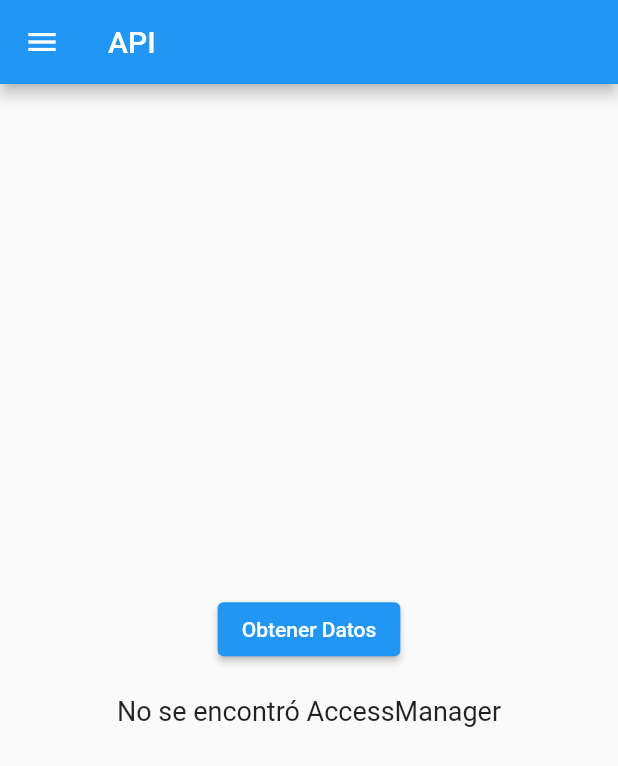
After one commit to speed1test/App_With_Login, a Flutter app: the HelloScreen screen opened by its route, after a tap on "Obtener Datos", on a phone screen of 412 x 824 dp. The commit adds this screen. Shown: the top 766 px of the screen. Run offline on Flutter 3.47's test engine with Material 2 defaults, Android fonts, the phone set to English and light mode, and no system bars; our stand-ins replace connectivity_plus, sqflite; accounts and stored records are empty.

Commit message:
Mejoras importantes

```diff
--- /dev/null
+++ b/lib/activity/hello.dart
@@ -0,0 +1,89 @@
+import 'package:all_in_one/activity/home.dart';
+import 'package:flutter/material.dart';
+import 'package:http/http.dart' as http;
+import 'package:all_in_one/db/task_model.dart';
+import 'package:all_in_one/db/database_helper.dart';
+import 'dart:convert';
+
+class HelloScreen extends StatelessWidget {
+  @override
+  Widget build(BuildContext context) {
+    return Scaffold(
+      appBar: AppBar(title: Text('API')),
+      body: Hello(),
+      drawer: HomeScreen().buildDrawer(context),
+    );
+  }
+}
+
+class Hello extends StatefulWidget {
+  @override
+  _HelloState createState() => _HelloState();
+}
+
+class _HelloState extends State<Hello> {
+  String _responseMessage = '';
+  final DatabaseHelper db = DatabaseHelper.instance;
+
+  Future<void> _fetchData() async {
+    final String apiUrl = 'http://192.168.1.19:8000/auth/hello/';
+
+    final AccessManager? accessManager = await db.getLastAccessManager();
+    if (accessManager != null) {
+      final String token = accessManager.tokenAccess;
+
+      final Map<String, String> data = {
+        'token': token,
+      };
+
+      try {
+        final response = await http.post(
+          Uri.parse(apiUrl),
+          headers: {'Content-Type': 'application/json'},
+          body: jsonEncode(data),
+        );
+
+        if (response.statusCode == 200) {
+          final responseData = json.decode(response.body);
+          setState(() {
+            _responseMessage = responseData['message'];
+          });
+        } else {
+          setState(() {
+            _responseMessage = 'Error: ${response.statusCode}';
+          });
+        }
+      } catch (error) {
+        setState(() {
+          _responseMessage = 'Error de conexión';
+        });
+      }
+    } else {
+      setState(() {
+        _responseMessage = 'No se encontró AccessManager';
+      });
+    }
+  }
+
+  @override
+  Widget build(BuildContext context) {
+    return Scaffold(
+      body: Center(
+        child: Column(
+          mainAxisAlignment: MainAxisAlignment.center,
+          children: [
+            ElevatedButton(
+              onPressed: _fetchData,
+              child: Text('Obtener Datos'),
+            ),
+            SizedBox(height: 20),
+            Text(
+              _responseMessage,
+              style: TextStyle(fontSize: 18),
+            ),
+          ],
+        ),
+      ),
+    );
+  }
+}
--- a/lib/activity/home.dart
+++ b/lib/activity/home.dart
@@ -60,6 +60,12 @@ class HomeScreen extends StatelessWidget {
             title: Text('Mantenimiento'),
             onTap: () {
               Navigator.pushNamed(context, '/fourting');
+            },
+          ),
+          ListTile(
+            title: Text('API'),
+            onTap: () {
+              Navigator.pushNamed(context, '/hello');
             },
           ),
         ],
--- a/lib/db/database_helper.dart
+++ b/lib/db/database_helper.dart
@@ -29,9 +29,17 @@ class DatabaseHelper {
         await db.execute(
           "CREATE TABLE preferencias(id INTEGER PRIMARY KEY AUTOINCREMENT, gusto TEXT)",
         );
+        await db.execute(
+          "CREATE TABLE AccessManager(id INTEGER PRIMARY KEY AUTOINCREMENT, token TEXT)",
+        );
       },
       version: 1,
     );
+  }
+
+  Future<void> insertAccessManager(AccessManager accessManager) async {
+    final db = await database;
+    await db.insert('AccessManager', accessManager.toMap());
   }
 
   Future<void> insertPreferencia(Preferencia preferencia) async {
@@ -54,6 +62,11 @@ class DatabaseHelper {
     await db.delete('preferencias');
   }
 
+  Future<void> deleteAllAccessManager() async {
+    final db = await database;
+    await db.delete('AccessManager');
+  }
+
   Future<List<Greeting>> getGreetings() async {
     final db = await database;
     var greetingsMapList = await db.query('greetings');
@@ -69,4 +82,15 @@ class DatabaseHelper {
       return Preferencia.fromMap(preferenciasMapList[i]);
     });
   }
+
+  Future<AccessManager?> getLastAccessManager() async {
+    final db = await database;
+    var accessmanagerMapList = await db.query('AccessManager');
+    if (accessmanagerMapList.isNotEmpty) {
+      var lastIndex = accessmanagerMapList.length - 1;
+      return AccessManager.fromMap(accessmanagerMapList[lastIndex]);
+    } else {
+      return null;
+    }
+  }
 }
--- a/lib/db/task_model.dart
+++ b/lib/db/task_model.dart
@@ -38,3 +38,24 @@ class Preferencia {
     );
   }
 }
+
+class AccessManager {
+  int? id;
+  String tokenAccess;
+
+  AccessManager({this.id,required this.tokenAccess});
+
+  Map<String, dynamic> toMap() {
+    return {
+      'id' : id,
+      'token' : tokenAccess
+    };
+  }
+
+  factory AccessManager.fromMap(Map<String, dynamic> map) {
+    return AccessManager(
+      id: map['id'],
+      tokenAccess: map['token']
+    );
+  }
+}
--- a/lib/main.dart
+++ b/lib/main.dart
@@ -1,4 +1,3 @@
-
 import 'package:all_in_one/activity/fourting.dart';
 import 'package:all_in_one/activity/home.dart';
 import 'package:flutter/material.dart';
@@ -6,6 +5,7 @@ import 'package:all_in_one/activity/loading.dart';
 import 'package:all_in_one/activity/second.dart';
 import 'package:all_in_one/activity/third.dart';
 import 'package:all_in_one/login/login_screen.dart';
+import 'package:all_in_one/activity/hello.dart';
 
 void main() {
   runApp(MaterialApp(
@@ -15,7 +15,8 @@ void main() {
       "/second" : (context) => SecondScreen(),
       "/third" : (context) => ThirdScreen(),
       "/fourting": (context) => FourtingScreen(),
-      "/login": (context) => LoginScreen()
+      "/login": (context) => LoginScreen(),
+      "/hello": (context) => HelloScreen()
     },
   ));
 }
```
Also changed, not shown: lib/login/login_screen.dart (+36 -2 lines).
